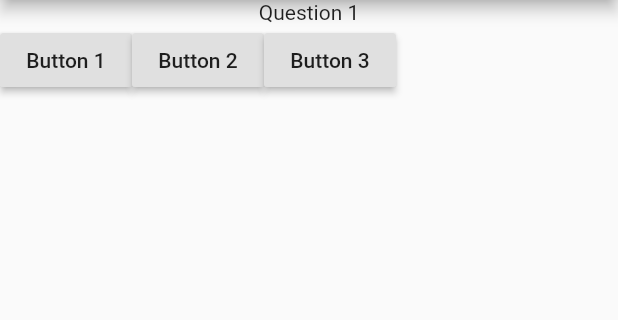
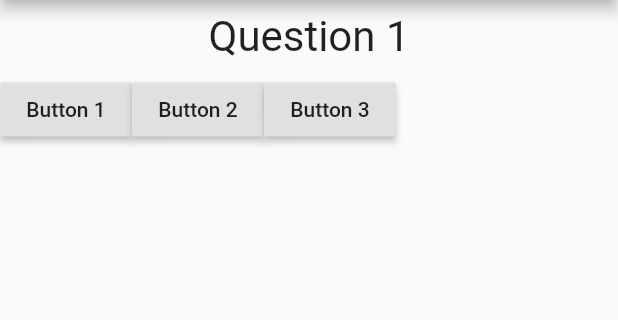
Before and after one commit to scottjmoore/flutter_training, a Flutter app: the screen it shows after launch, on a phone screen of 412 x 824 dp, the part 84-404 px from its top. Run offline on Flutter 3.47's test engine with Material 2 defaults, Android fonts, the phone set to English and light mode, and no system bars.

Commit message:
Format question widget

```diff
--- a/lib/question.dart
+++ b/lib/question.dart
@@ -1,12 +1,22 @@
 import 'package:flutter/material.dart';
 
 class Question extends StatelessWidget {
-  String question;
+  final String question;
 
   Question(this.question);
 
   @override
   Widget build(BuildContext context) {
-    return Text(question);
+    return Container(
+      width: double.infinity,
+      margin: EdgeInsets.all(8),
+      child: Text(
+        question,
+        style: TextStyle(
+          fontSize: 28,
+        ),
+        textAlign: TextAlign.center,
+      ),
+    );
   }
 }
```
